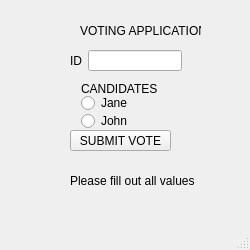
First picture: the form in gui.ui, repository Marivilh/1620-Final-Project-1, before the edit.
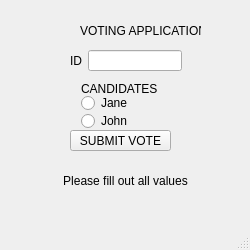
Second picture: the form after the edit.

Patch:
```diff
--- a/gui.ui
+++ b/gui.ui
@@ -55,15 +55,18 @@
    <widget class="QLabel" name="label_feedback">
     <property name="geometry">
      <rect>
-      <x>70</x>
+      <x>0</x>
       <y>150</y>
-      <width>171</width>
+      <width>251</width>
       <height>61</height>
      </rect>
     </property>
     <property name="text">
      <string>Please fill out all values</string>
     </property>
+    <property name="alignment">
+     <set>Qt::AlignCenter</set>
+    </property>
    </widget>
    <widget class="QLabel" name="label">
     <property name="geometry">
@@ -78,7 +81,7 @@
      <string>VOTING APPLICATION</string>
     </property>
    </widget>
-   <widget class="QWidget" name="">
+   <widget class="QWidget" name="layoutWidget">
     <property name="geometry">
      <rect>
       <x>70</x>
```
